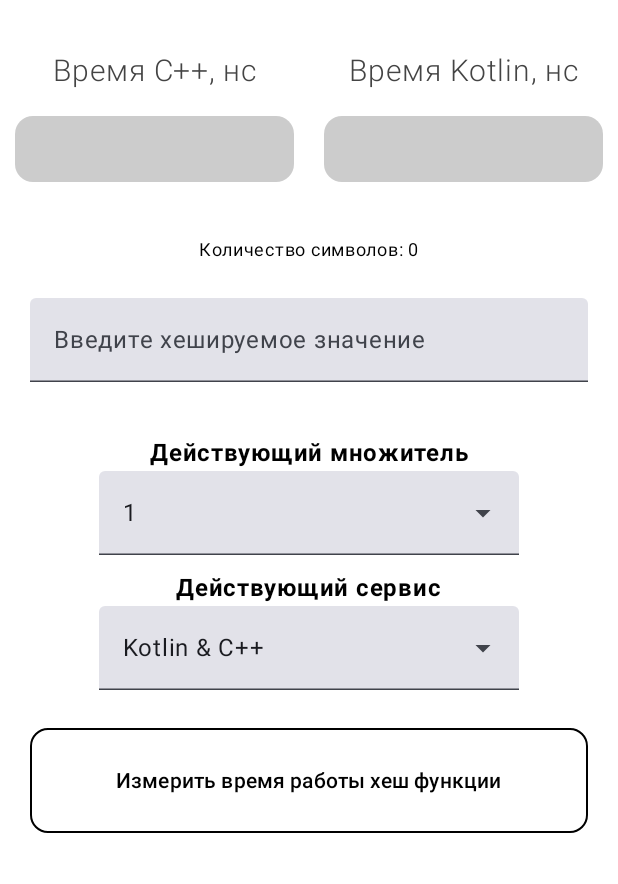
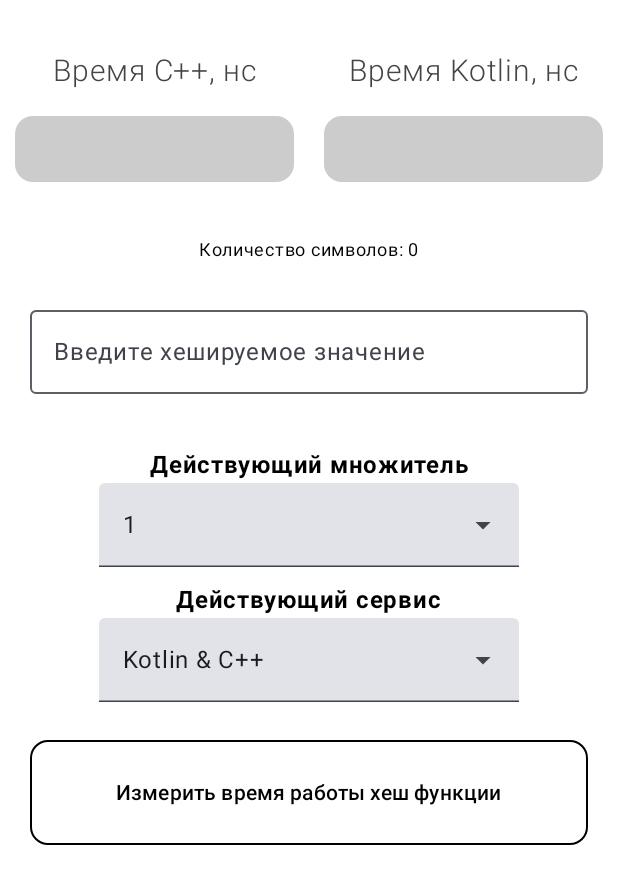
Before and after one commit to heeeyMan/Hash-function-comparator, an Android app built with Jetpack Compose: the screen it shows after launch (MainActivity), on a phone screen of 412 x 824 dp. Shown: the top 884 px of the screen. Run offline under Robolectric (Android 15) with nearby library versions, the phone set to English and light mode, and no system bars; 2 statements that could not run were skipped.

Commit message:
Фиксы

```diff
--- a/app/src/main/AndroidManifest.xml
+++ b/app/src/main/AndroidManifest.xml
@@ -15,10 +15,11 @@
         <activity
             android:name=".MainActivity"
             android:exported="true"
+            android:screenOrientation="portrait"
+            android:windowSoftInputMode="adjustResize"
             android:theme="@style/Theme.HFC">
             <intent-filter>
                 <action android:name="android.intent.action.MAIN" />
-
                 <category android:name="android.intent.category.LAUNCHER" />
             </intent-filter>
         </activity>
--- a/app/src/main/java/com/example/hfc/ui/theme/Color.kt
+++ b/app/src/main/java/com/example/hfc/ui/theme/Color.kt
@@ -3,7 +3,7 @@ package com.example.hfc.ui.theme
 import androidx.compose.ui.graphics.Color
 
 val PurpleGrey80 = Color(0xFFCCC2DC)
-val Gray80 = Color(0xFFD1D0D0)
+val Gray80 = Color(0xFF635D5D)
 val Gray120 = Color(0xFF615C6B)
 
 val Purple40 = Color(0xFF6650a4)
--- a/app/src/main/java/com/example/hfc/ui_screens/MainScreen.kt
+++ b/app/src/main/java/com/example/hfc/ui_screens/MainScreen.kt
@@ -3,6 +3,7 @@ package com.example.hfc.ui_screens
 import android.widget.Toast
 import androidx.compose.foundation.BorderStroke
 import androidx.compose.foundation.background
+import androidx.compose.foundation.clickable
 import androidx.compose.foundation.layout.Arrangement
 import androidx.compose.foundation.layout.Box
 import androidx.compose.runtime.Composable
@@ -25,7 +26,9 @@ import androidx.compose.material3.DropdownMenuItem
 import androidx.compose.material3.ExperimentalMaterial3Api
 import androidx.compose.material3.ExposedDropdownMenuBox
 import androidx.compose.material3.ExposedDropdownMenuDefaults
+import androidx.compose.material3.Icon
 import androidx.compose.material3.OutlinedButton
+import androidx.compose.material3.OutlinedTextField
 import androidx.compose.material3.Text
 import androidx.compose.material3.TextField
 import androidx.compose.runtime.collectAsState
@@ -40,7 +43,9 @@ import androidx.compose.ui.Modifier
 import androidx.compose.ui.graphics.Color
 import androidx.compose.ui.platform.LocalContext
 import androidx.compose.ui.platform.LocalSoftwareKeyboardController
+import androidx.compose.ui.res.painterResource
 import androidx.compose.ui.res.stringResource
+import androidx.compose.ui.text.TextStyle
 import androidx.compose.ui.text.font.FontWeight
 import androidx.compose.ui.text.input.ImeAction
 import androidx.compose.ui.text.input.KeyboardType
@@ -279,16 +284,31 @@ fun InputEditText(
 ) {
     val text by inputTextState.collectAsState()
     Box {
-        TextField(
+        OutlinedTextField(
             value = text,
             onValueChange = {
                 changeInputText(it)
             },
+            keyboardActions = KeyboardActions {  },
             label = { Text(stringResource(id = R.string.input_text_placeholder)) },
             modifier = Modifier
                 .fillMaxWidth()
                 .padding(20.dp)
-                .then(modifier)
+                .then(modifier),
+            textStyle = TextStyle(
+                color = Color.Black,
+                fontSize = 17.sp
+            ),
+            trailingIcon = {
+                if(text.isNotEmpty())
+                    Icon(
+                        painter = painterResource(id = R.drawable.cancel_icon),
+                        contentDescription = null,
+                        modifier = Modifier.clickable {
+                            changeInputText("")
+                        }
+                    )
+            }
         )
     }
 }
--- /dev/null
+++ b/app/src/main/res/drawable/cancel_icon.xml
@@ -0,0 +1,9 @@
+<vector xmlns:android="http://schemas.android.com/apk/res/android"
+    android:width="24dp"
+    android:height="24dp"
+    android:viewportWidth="960"
+    android:viewportHeight="960">
+  <path
+      android:fillColor="#FF000000"
+      android:pathData="m336,680 l144,-144 144,144 56,-56 -144,-144 144,-144 -56,-56 -144,144 -144,-144 -56,56 144,144 -144,144 56,56ZM480,880q-83,0 -156,-31.5T197,763q-54,-54 -85.5,-127T80,480q0,-83 31.5,-156T197,197q54,-54 127,-85.5T480,80q83,0 156,31.5T763,197q54,54 85.5,127T880,480q0,83 -31.5,156T763,763q-54,54 -127,85.5T480,880ZM480,800q134,0 227,-93t93,-227q0,-134 -93,-227t-227,-93q-134,0 -227,93t-93,227q0,134 93,227t227,93ZM480,480Z"/>
+</vector>
```
